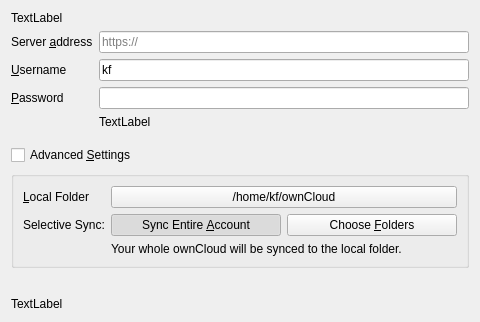
First picture: the form in src/mirall/owncloudsetuppage_ng.ui, repository yogetter/owncloud-client, before the edit.
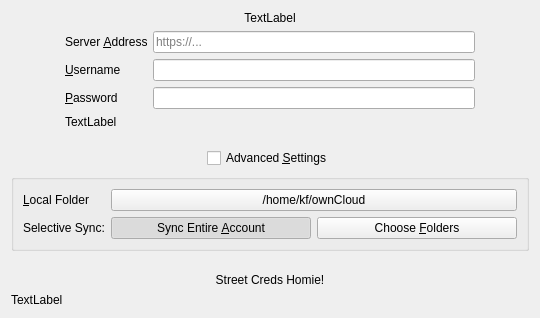
Second picture: the form after the edit. Custom widgets are drawn as their Qt base class.

Commit message: More work on new Connection dialog. First working version.

The edit to the form file:
```diff
--- a/src/mirall/owncloudsetuppage_ng.ui
+++ b/src/mirall/owncloudsetuppage_ng.ui
@@ -6,20 +6,36 @@
    <rect>
     <x>0</x>
     <y>0</y>
-    <width>480</width>
-    <height>322</height>
+    <width>540</width>
+    <height>318</height>
    </rect>
   </property>
   <property name="windowTitle">
    <string>Form</string>
   </property>
   <layout class="QGridLayout" name="gridLayout_2">
-   <item row="1" column="0" colspan="2">
+   <item row="1" column="0">
+    <spacer name="horizontalSpacer">
+     <property name="orientation">
+      <enum>Qt::Horizontal</enum>
+     </property>
+     <property name="sizeType">
+      <enum>QSizePolicy::Fixed</enum>
+     </property>
+     <property name="sizeHint" stdset="0">
+      <size>
+       <width>48</width>
+       <height>68</height>
+      </size>
+     </property>
+    </spacer>
+   </item>
+   <item row="1" column="1">
     <layout class="QFormLayout" name="formLayout">
      <item row="0" column="0">
-      <widget class="QLabel" name="serverAddressLabel">
+      <widget class="QLabel" name="label_2">
        <property name="text">
-        <string>Server &amp;address</string>
+        <string>Server &amp;Address</string>
        </property>
        <property name="buddy">
         <cstring>leUrl</cstring>
@@ -27,9 +43,7 @@
       </widget>
      </item>
      <item row="0" column="1">
-      <layout class="QHBoxLayout" name="addressLayout">
-       <item>
-        <widget class="QLineEdit" name="leUrl">
+      <widget class="Utils::FancyLineEdit" name="leUrl">
          <property name="sizePolicy">
           <sizepolicy hsizetype="MinimumExpanding" vsizetype="Fixed">
            <horstretch>0</horstretch>
@@ -40,14 +54,12 @@
           <string>Enter the url of the ownCloud you want to connect to (without http or https).</string>
          </property>
          <property name="placeholderText">
-          <string>https://</string>
+        <string>https://...</string>
          </property>
         </widget>
        </item>
-      </layout>
-     </item>
      <item row="1" column="0">
-      <widget class="QLabel" name="label_2">
+      <widget class="QLabel" name="label_3">
        <property name="text">
         <string>&amp;Username</string>
        </property>
@@ -57,21 +69,23 @@
       </widget>
      </item>
      <item row="1" column="1">
-      <layout class="QHBoxLayout" name="horizontalLayout_5">
-       <item>
-        <widget class="QLineEdit" name="leUsername">
+      <widget class="Utils::FancyLineEdit" name="leUsername">
+       <property name="sizePolicy">
+        <sizepolicy hsizetype="MinimumExpanding" vsizetype="Fixed">
+         <horstretch>0</horstretch>
+         <verstretch>0</verstretch>
+        </sizepolicy>
+       </property>
          <property name="toolTip">
           <string>Enter the ownCloud username.</string>
          </property>
          <property name="text">
-          <string>kf</string>
+        <string/>
          </property>
          <property name="placeholderText">
           <string/>
          </property>
         </widget>
-       </item>
-      </layout>
      </item>
      <item row="2" column="0">
       <widget class="QLabel" name="label_4">
@@ -84,9 +98,13 @@
       </widget>
      </item>
      <item row="2" column="1">
-      <layout class="QHBoxLayout" name="horizontalLayout_4">
-       <item>
-        <widget class="QLineEdit" name="lePassword">
+      <widget class="Utils::FancyLineEdit" name="lePassword">
+       <property name="sizePolicy">
+        <sizepolicy hsizetype="MinimumExpanding" vsizetype="Fixed">
+         <horstretch>0</horstretch>
+         <verstretch>0</verstretch>
+        </sizepolicy>
+       </property>
          <property name="toolTip">
           <string>Enter the ownCloud password.</string>
          </property>
@@ -96,13 +114,12 @@
          <property name="echoMode">
           <enum>QLineEdit::Password</enum>
          </property>
-        </widget>
-       </item>
-      </layout>
-     </item>
-     <item row="3" column="1">
-      <layout class="QHBoxLayout" name="progressLayout">
-       <item>
+       <property name="placeholderText">
+        <string/>
+       </property>
+      </widget>
+     </item>
+     <item row="3" column="0" colspan="2">
         <widget class="QLabel" name="errorLabel">
          <property name="sizePolicy">
           <sizepolicy hsizetype="MinimumExpanding" vsizetype="Maximum">
@@ -117,13 +134,53 @@
        </item>
       </layout>
      </item>
-    </layout>
+   <item row="1" column="2">
+    <spacer name="horizontalSpacer_2">
+     <property name="orientation">
+      <enum>Qt::Horizontal</enum>
+     </property>
+     <property name="sizeType">
+      <enum>QSizePolicy::Fixed</enum>
+     </property>
+     <property name="sizeHint" stdset="0">
+      <size>
+       <width>48</width>
+       <height>58</height>
+      </size>
+     </property>
+    </spacer>
    </item>
-   <item row="2" column="0" colspan="2">
-    <layout class="QVBoxLayout" name="verticalLayout">
-     <property name="topMargin">
-      <number>10</number>
+   <item row="2" column="1">
+    <spacer name="verticalSpacer_2">
+     <property name="orientation">
+      <enum>Qt::Vertical</enum>
      </property>
+     <property name="sizeType">
+      <enum>QSizePolicy::Fixed</enum>
+     </property>
+     <property name="sizeHint" stdset="0">
+      <size>
+       <width>20</width>
+       <height>13</height>
+      </size>
+     </property>
+    </spacer>
+   </item>
+   <item row="3" column="0" colspan="3">
+    <layout class="QHBoxLayout" name="horizontalLayout">
+     <item>
+      <spacer name="horizontalSpacer_3">
+       <property name="orientation">
+        <enum>Qt::Horizontal</enum>
+       </property>
+       <property name="sizeHint" stdset="0">
+        <size>
+         <width>40</width>
+         <height>20</height>
+        </size>
+       </property>
+      </spacer>
+     </item>
      <item>
       <widget class="QCheckBox" name="cbAdvanced">
        <property name="sizePolicy">
@@ -138,6 +195,21 @@
       </widget>
      </item>
      <item>
+      <spacer name="horizontalSpacer_4">
+       <property name="orientation">
+        <enum>Qt::Horizontal</enum>
+       </property>
+       <property name="sizeHint" stdset="0">
+        <size>
+         <width>40</width>
+         <height>20</height>
+        </size>
+       </property>
+      </spacer>
+     </item>
+    </layout>
+   </item>
+   <item row="4" column="0" colspan="3">
       <widget class="QGroupBox" name="advancedBox">
        <property name="enabled">
         <bool>true</bool>
@@ -151,6 +223,9 @@
        <layout class="QGridLayout" name="gridLayout">
         <item row="0" column="0">
          <layout class="QFormLayout" name="formLayout_2">
+        <property name="fieldGrowthPolicy">
+         <enum>QFormLayout::ExpandingFieldsGrow</enum>
+        </property>
           <item row="0" column="0">
            <widget class="QLabel" name="label">
             <property name="sizePolicy">
@@ -235,21 +310,12 @@
             </item>
            </layout>
           </item>
-          <item row="2" column="1">
-           <widget class="QLabel" name="syncModeLabel">
-            <property name="text">
-             <string>Your whole ownCloud will be synced to the local folder.</string>
-            </property>
-           </widget>
-          </item>
          </layout>
         </item>
        </layout>
       </widget>
      </item>
-    </layout>
-   </item>
-   <item row="4" column="1">
+   <item row="5" column="1">
     <spacer name="verticalSpacer">
      <property name="orientation">
       <enum>Qt::Vertical</enum>
@@ -262,7 +328,27 @@
      </property>
     </spacer>
    </item>
-   <item row="0" column="0">
+   <item row="6" column="0" colspan="3">
+    <layout class="QHBoxLayout" name="resultLayout"/>
+   </item>
+   <item row="7" column="0" colspan="3">
+    <widget class="QLabel" name="syncModeLabel">
+     <property name="text">
+      <string>Street Creds Homie!</string>
+     </property>
+     <property name="alignment">
+      <set>Qt::AlignCenter</set>
+     </property>
+    </widget>
+   </item>
+   <item row="8" column="0" colspan="3">
+    <widget class="QLabel" name="bottomLabel">
+     <property name="text">
+      <string>TextLabel</string>
+     </property>
+    </widget>
+   </item>
+   <item row="0" column="0" colspan="3">
     <widget class="QLabel" name="topLabel">
      <property name="sizePolicy">
       <sizepolicy hsizetype="Preferred" vsizetype="Fixed">
@@ -273,17 +359,20 @@
      <property name="text">
       <string>TextLabel</string>
      </property>
-    </widget>
-   </item>
-   <item row="5" column="0">
-    <widget class="QLabel" name="bottomLabel">
-     <property name="text">
-      <string>TextLabel</string>
+     <property name="alignment">
+      <set>Qt::AlignCenter</set>
      </property>
     </widget>
    </item>
   </layout>
  </widget>
+ <customwidgets>
+  <customwidget>
+   <class>Utils::FancyLineEdit</class>
+   <extends>QLineEdit</extends>
+   <header location="global">fancylineedit.h</header>
+  </customwidget>
+ </customwidgets>
  <tabstops>
   <tabstop>leUsername</tabstop>
   <tabstop>lePassword</tabstop>
```
Left out of the diff: 1 changed line with no effect on the pictures. Lines whose indentation alone changed are shown as unchanged. The commit also changes 7 other files.
